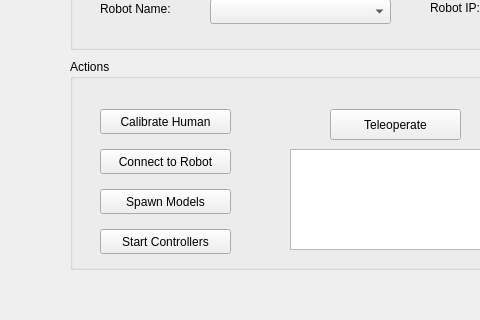
Above: imu_human_pkg/ui/main.ui from frdedynamics/imu_human_pkg before the change; both pictures show x 0 to 480 and y 280 to 600 of the 800 by 600 pixel window. Below: the same form after it.
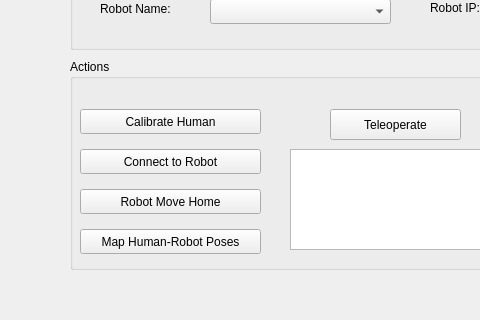
That is the form after the change.

The edit to the form file:
```diff
--- a/imu_human_pkg/ui/main.ui
+++ b/imu_human_pkg/ui/main.ui
@@ -219,9 +219,9 @@
     <widget class="QPushButton" name="pushButton_calibrate_human">
      <property name="geometry">
       <rect>
-       <x>30</x>
+       <x>10</x>
        <y>50</y>
-       <width>131</width>
+       <width>181</width>
        <height>25</height>
       </rect>
      </property>
@@ -232,9 +232,9 @@
     <widget class="QPushButton" name="pushButton_connect_robot">
      <property name="geometry">
       <rect>
-       <x>30</x>
+       <x>10</x>
        <y>90</y>
-       <width>131</width>
+       <width>181</width>
        <height>25</height>
       </rect>
      </property>
@@ -281,27 +281,27 @@
     <widget class="QPushButton" name="pushButton_spawn_models">
      <property name="geometry">
       <rect>
-       <x>30</x>
+       <x>10</x>
        <y>130</y>
-       <width>131</width>
+       <width>181</width>
        <height>25</height>
       </rect>
      </property>
      <property name="text">
-      <string>Spawn Models</string>
+      <string>Robot Move Home</string>
      </property>
     </widget>
     <widget class="QPushButton" name="pushButton_start_controllers">
      <property name="geometry">
       <rect>
-       <x>30</x>
+       <x>10</x>
        <y>170</y>
-       <width>131</width>
+       <width>181</width>
        <height>25</height>
       </rect>
      </property>
      <property name="text">
-      <string>Start Controllers</string>
+      <string>Map Human-Robot Poses</string>
      </property>
     </widget>
    </widget>
```
Left out of the diff: 4 changed lines with no effect on the pictures.
